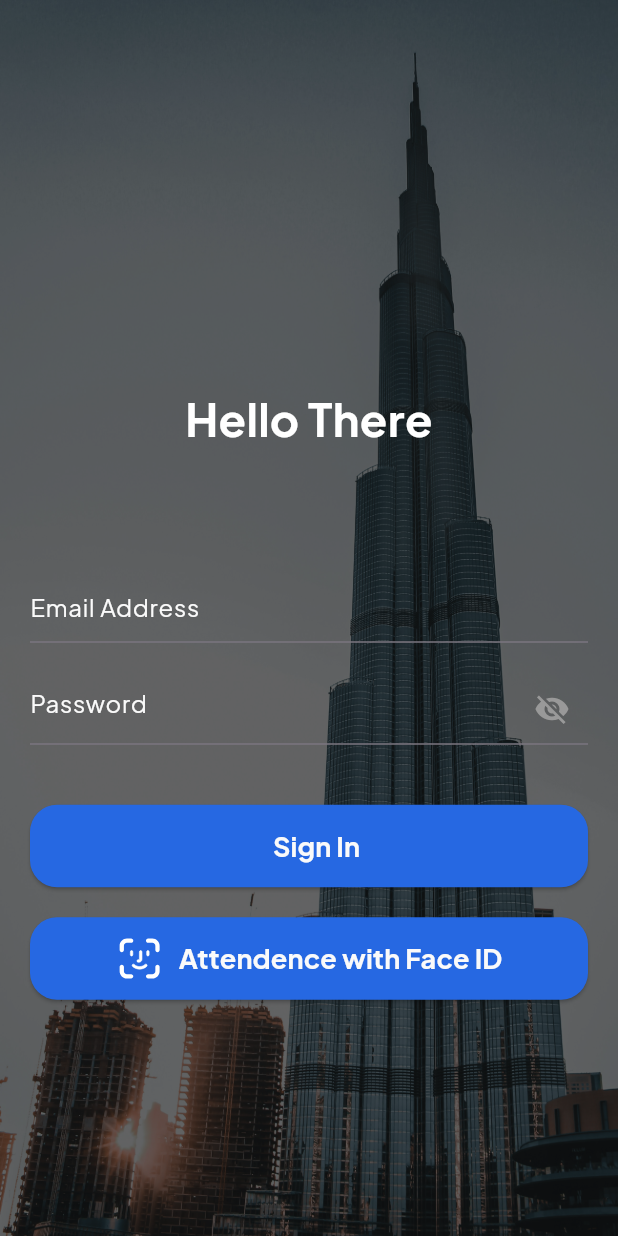
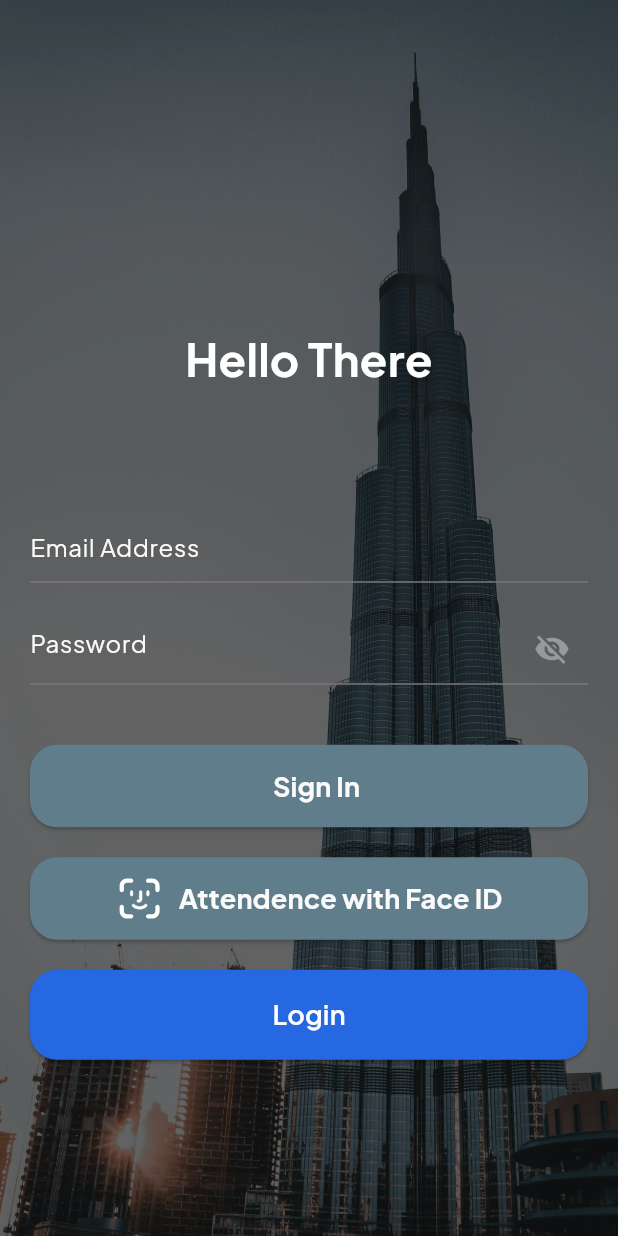
Before and after one commit to aqilfajar08/Absence-app, a Flutter app: the screen it shows after launch, on a phone screen of 412 x 824 dp. Run offline on Flutter 3.47's test engine with Material 3 defaults, Android fonts, the phone set to English and light mode, and no system bars; our stand-ins replace bloc, calendar_timeline, dartz, flutter_bloc, flutter_svg, google_fonts and 2 more.

Commit message:
first commit

```diff
--- a/lib/core/components/custom_button_training.dart
+++ b/lib/core/components/custom_button_training.dart
@@ -12,7 +12,7 @@ class CustomButtonTraining extends StatelessWidget {
     super.key,
     required this.title,
     this.prefixIcon,
-    this.BackgroundColor = AppColors.blue,
+    this.BackgroundColor = Colors.blueGrey,
   });
 
   @override
@@ -36,7 +36,7 @@ class CustomButtonTraining extends StatelessWidget {
             style: const TextStyle(
               fontSize: 18,
               fontWeight: FontWeight.bold,
-              backgroundColor: AppColors.blue,
+              backgroundColor: Colors.blueGrey,
               color: AppColors.white,
             ),
           ),
--- a/lib/main.dart
+++ b/lib/main.dart
@@ -1,5 +1,9 @@
 import 'package:flutter/material.dart';
+import 'package:flutter_bloc/flutter_bloc.dart';
 import 'package:google_fonts/google_fonts.dart';
+import 'package:training/data/dataresource/auth_remote_datasource.dart';
+import 'package:training/data/model/response/auth_response_model.dart';
+import 'package:training/presentation/auth/bloc/bloc_login_bloc.dart';
 import 'presentation/auth/pages/splash_page.dart';
 
 void main() {
@@ -12,7 +16,9 @@ class MyApp extends StatelessWidget {
   // This widget is the root of your application.
   @override
   Widget build(BuildContext context) {
-    return MaterialApp(
+    return BlocProvider(
+      create: (context) => LoginBloc(AuthRemoteDataSource()),
+      child: MaterialApp(
         title: 'Flutter Demo',
         debugShowCheckedModeBanner: false,
         theme: ThemeData(
@@ -21,7 +27,7 @@ class MyApp extends StatelessWidget {
           fontFamily: GoogleFonts.plusJakartaSans().fontFamily,
         ),
         home: const SplashPage(),
-
+      ),
     );
   }
 }
--- /dev/null
+++ b/lib/presentation/auth/bloc/bloc_login_bloc.dart
@@ -0,0 +1,29 @@
+import 'package:bloc/bloc.dart';
+import 'package:http/http.dart';
+import 'package:meta/meta.dart';
+import 'package:training/data/dataresource/auth_remote_datasource.dart';
+import 'package:training/data/model/response/auth_response_model.dart';
+
+part 'bloc_login_event.dart';
+part 'bloc_login_state.dart';
+
+class LoginBloc extends Bloc<LoginEvent, LoginState> {
+  final AuthRemoteDataSource authRemoteDataSource;
+
+  LoginBloc(this.authRemoteDataSource) : super(LoginInitial()) {
+    on<LoginButtonPressed>((event, emit) async {
+      emit(LoginLoading());
+
+      final result = await authRemoteDataSource.login(event.email, event.password);
+
+      result.fold(
+        (l) {
+          emit(LoginFailure(message: l));
+        },
+        (r) {
+          emit(LoginSuccess(authResponseModel: r));
+        }
+      );
+    });
+  }
+}
--- /dev/null
+++ b/lib/presentation/auth/bloc/bloc_login_event.dart
@@ -0,0 +1,11 @@
+part of 'bloc_login_bloc.dart';
+
+@immutable
+sealed class LoginEvent {}
+
+class LoginButtonPressed extends LoginEvent {
+  final String email;
+  final String password;
+
+  LoginButtonPressed({required this.email, required this.password});
+}
--- /dev/null
+++ b/lib/presentation/auth/bloc/bloc_login_state.dart
@@ -0,0 +1,20 @@
+part of 'bloc_login_bloc.dart';
+
+@immutable
+sealed class LoginState {}
+
+final class LoginInitial extends LoginState {}
+
+final class LoginLoading extends LoginState {}
+
+final class LoginSuccess extends LoginState {
+  final AuthResponseModel authResponseModel;
+
+  LoginSuccess({required this.authResponseModel});
+}
+
+final class LoginFailure extends LoginState {
+  final String message;
+
+  LoginFailure({required this.message});
+}
--- a/lib/presentation/auth/pages/login_page.dart
+++ b/lib/presentation/auth/pages/login_page.dart
@@ -1,7 +1,12 @@
+import 'dart:convert';
+
 import 'package:flutter/material.dart';
+import 'package:flutter_bloc/flutter_bloc.dart';
 import 'package:flutter_svg/flutter_svg.dart';
 import 'package:training/core/components/custom_button_training.dart';
 import 'package:training/core/extensions/build_context_ext.dart';
+import 'package:training/presentation/auth/bloc/bloc_login_bloc.dart';
+import 'package:training/presentation/home/pages/home_page.dart';
 import 'package:training/presentation/home/pages/main_page.dart';
 
 import '../../../core/core.dart';
@@ -59,17 +64,15 @@ class _LoginPageState extends State<LoginPage> {
                 const Text(
                   'Hello There',
                   style: TextStyle(
-                    fontSize: 30,
-                    fontWeight: FontWeight.bold,
-                    color: Colors.white
-                  ),
+                      fontSize: 30,
+                      fontWeight: FontWeight.bold,
+                      color: Colors.white),
                   textAlign: TextAlign.center,
                 ),
                 const SpaceHeight(80),
                 CustomTextField(
                   controller: emailController,
                   label: 'Email Address',
-
                 ),
                 const SpaceHeight(20),
                 CustomTextField(
@@ -88,28 +91,61 @@ class _LoginPageState extends State<LoginPage> {
                     },
                   ),
                 ),
-
                 const SpaceHeight(40),
-
                 CustomButtonTraining(
                   title: 'Sign In',
-                  onPressed: (){},
+                  onPressed: () {},
                 ),
-
                 const SpaceHeight(20),
-
                 CustomButtonTraining(
                   title: 'Attendence with Face ID',
                   prefixIcon: Assets.icons.attendance.svg(),
-                  onPressed: (){},
+                  onPressed: () {},
                 ),
+                const SpaceHeight(20),
+                BlocListener<LoginBloc, LoginState>(
+                  listener: (context, state) {
+                    if(state is LoginSuccess) {
+                      Navigator.pushReplacement(
+                        context,
+                        MaterialPageRoute(builder: (context) => HomePage()),
+                      );
+                    }
 
-                // CustomButton.filled(
-                //   label: 'Login',
-                //   onPressed: () {
-                //     context.pushReplacement(const MainPage());
-                //   },
-                // ),
+                    if(state is LoginFailure) {
+                      final errorMessage = jsonDecode(state.message) ['message'];
+
+                      ScaffoldMessenger.of(context).showSnackBar(
+                        SnackBar(
+                          content: Center(
+                            child: Text(errorMessage)
+                          ),
+                          backgroundColor: Colors.red,
+                        ),
+                      );
+                    }
+                  },
+                  child: BlocBuilder<LoginBloc, LoginState>(
+                    builder: (context, state) {
+                      if (state is LoginLoading) {
+                        return const Center(
+                          child: CircularProgressIndicator(),
+                        );
+                      }
+                      return CustomButton.filled(
+                        onPressed: () {
+                          context.read<LoginBloc>().add(
+                                LoginButtonPressed(
+                                  email: emailController.text,
+                                  password: passwordController.text,
+                                ),
+                              );
+                        },
+                        label: 'Login',
+                      );
+                    },
+                  ),
+                ),
               ],
             ),
           ),
--- a/pubspec.yaml
+++ b/pubspec.yaml
@@ -40,6 +40,10 @@ dependencies:
   google_fonts: ^6.2.1
   intl: ^0.19.0
   calendar_timeline: ^1.1.3
+  dartz: ^0.10.1
+  bloc: ^9.0.0
+  flutter_bloc: ^9.1.0
+  http: ^1.3.0
 
 dev_dependencies:
   flutter_test:
```
Also changed, not shown: lib/data/dataresource/auth_remote_datasource.dart (added, +29 -0 lines), lib/data/model/response/auth_response_model.dart (added, +97 -0 lines), pubspec.lock. Lines whose indentation alone changed are shown as unchanged.
